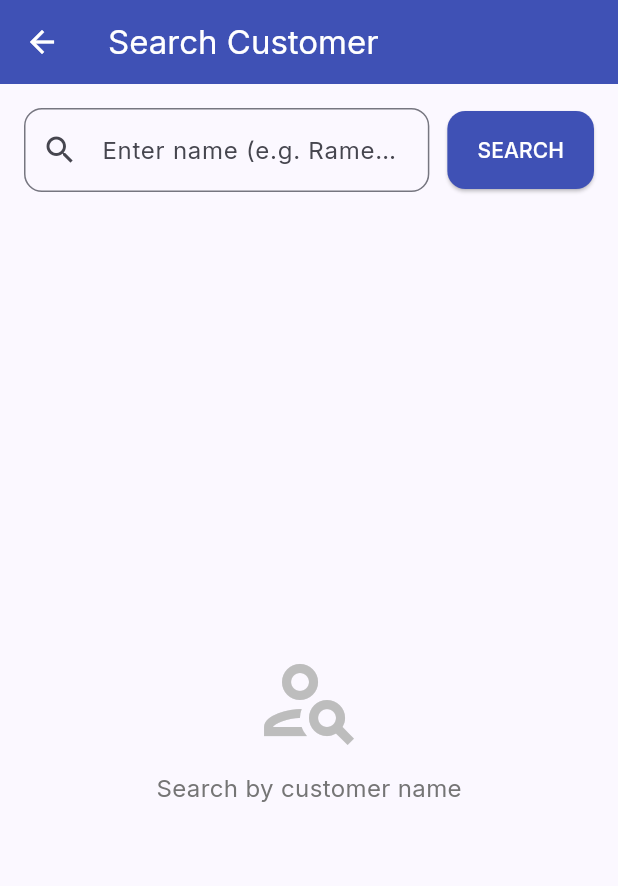
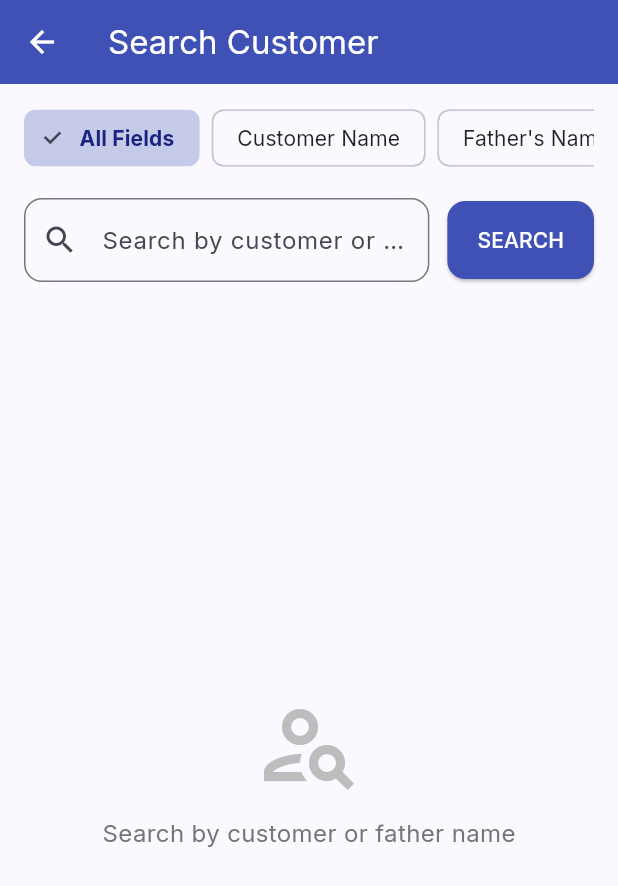
Before and after one commit to ritesh1429/customer-management-app, a Flutter app: the SearchCustomerScreen screen opened directly, on a phone screen of 412 x 824 dp. Shown: the top 886 px of the screen. Run offline on Flutter 3.47's test engine with Material 3 defaults, Android fonts, the phone set to English and light mode, and no system bars; our stand-ins replace google_fonts; accounts and stored records are empty; network calls fail.

Commit message:
Add search by father name filter option in backend and mobile/web app

```diff
--- a/customer_app/lib/screens/search_customer_screen.dart
+++ b/customer_app/lib/screens/search_customer_screen.dart
@@ -29,6 +29,7 @@ class _SearchCustomerScreenState extends State<SearchCustomerScreen> {
   final TextEditingController _searchController = TextEditingController();
   final ScrollController _scrollController = ScrollController();
 
+  String _searchField = 'all'; // 'all', 'name', 'father_name'
   List<Customer> _searchResults = [];
   List<_SearchListItem> _displayItems = [];
   final Map<String, int> _letterIndices = {};
@@ -49,7 +50,7 @@ class _SearchCustomerScreenState extends State<SearchCustomerScreen> {
     final query = _searchController.text.trim();
     if (query.isEmpty) {
       ScaffoldMessenger.of(context).showSnackBar(
-        const SnackBar(content: Text('Please enter a name to search')),
+        const SnackBar(content: Text('Please enter search text')),
       );
       return;
     }
@@ -61,7 +62,10 @@ class _SearchCustomerScreenState extends State<SearchCustomerScreen> {
     });
 
     try {
-      final results = await ApiService.searchCustomers(query);
+      final results = await ApiService.searchCustomers(
+        query,
+        searchField: _searchField,
+      );
       _processSearchResults(results);
     } catch (e) {
       setState(() {
@@ -140,6 +144,17 @@ class _SearchCustomerScreenState extends State<SearchCustomerScreen> {
     }
   }
 
+  String get _hintText {
+    switch (_searchField) {
+      case 'name':
+        return 'Enter customer name (e.g. Ramesh)';
+      case 'father_name':
+        return "Enter father's name (e.g. Suresh)";
+      default:
+        return 'Search by customer or father name...';
+    }
+  }
+
   @override
   Widget build(BuildContext context) {
     return Scaffold(
@@ -150,6 +165,65 @@ class _SearchCustomerScreenState extends State<SearchCustomerScreen> {
       ),
       body: Column(
         children: [
+          // Filter Chips: All, Customer Name, Father's Name
+          Padding(
+            padding: const EdgeInsets.only(left: 16.0, right: 16.0, top: 12.0),
+            child: SingleChildScrollView(
+              scrollDirection: Axis.horizontal,
+              child: Row(
+                children: [
+                  ChoiceChip(
+                    label: const Text('All Fields'),
+                    selected: _searchField == 'all',
+                    selectedColor: Colors.indigo.shade100,
+                    labelStyle: TextStyle(
+                      color: _searchField == 'all' ? Colors.indigo.shade900 : Colors.black87,
+                      fontWeight: _searchField == 'all' ? FontWeight.bold : FontWeight.normal,
+                    ),
+                    onSelected: (selected) {
+                      if (selected) {
+                        setState(() => _searchField = 'all');
+                        if (_searchController.text.isNotEmpty) _performSearch();
+                      }
+                    },
+                  ),
+                  const SizedBox(width: 8),
+                  ChoiceChip(
+                    label: const Text('Customer Name'),
+                    selected: _searchField == 'name',
+                    selectedColor: Colors.indigo.shade100,
+                    labelStyle: TextStyle(
+                      color: _searchField == 'name' ? Colors.indigo.shade900 : Colors.black87,
+                      fontWeight: _searchField == 'name' ? FontWeight.bold : FontWeight.normal,
+                    ),
+                    onSelected: (selected) {
+                      if (selected) {
+                        setState(() => _searchField = 'name');
+                        if (_searchController.text.isNotEmpty) _performSearch();
+                      }
+                    },
+                  ),
+                  const SizedBox(width: 8),
+                  ChoiceChip(
+                    label: const Text("Father's Name"),
+                    selected: _searchField == 'father_name',
+                    selectedColor: Colors.indigo.shade100,
+                    labelStyle: TextStyle(
+                      color: _searchField == 'father_name' ? Colors.indigo.shade900 : Colors.black87,
+                      fontWeight: _searchField == 'father_name' ? FontWeight.bold : FontWeight.normal,
+                    ),
+                    onSelected: (selected) {
+                      if (selected) {
+                        setState(() => _searchField = 'father_name');
+                        if (_searchController.text.isNotEmpty) _performSearch();
+                      }
+                    },
+                  ),
+                ],
+              ),
+            ),
+          ),
+
           // Search input bar
           Padding(
             padding: const EdgeInsets.all(16.0),
@@ -159,7 +233,7 @@ class _SearchCustomerScreenState extends State<SearchCustomerScreen> {
                   child: TextField(
                     controller: _searchController,
                     decoration: InputDecoration(
-                      hintText: 'Enter name (e.g. Ramesh)',
+                      hintText: _hintText,
                       prefixIcon: const Icon(Icons.search),
                       border: OutlineInputBorder(
                         borderRadius: BorderRadius.circular(12),
@@ -223,7 +297,11 @@ class _SearchCustomerScreenState extends State<SearchCustomerScreen> {
                                 Icon(Icons.person_search_outlined, size: 72, color: Colors.grey.shade400),
                                 const SizedBox(height: 12),
                                 Text(
-                                  'Search by customer name',
+                                  _searchField == 'father_name'
+                                      ? "Search by father's name"
+                                      : _searchField == 'name'
+                                          ? 'Search by customer name'
+                                          : 'Search by customer or father name',
                                   style: TextStyle(fontSize: 16, color: Colors.grey.shade600),
                                 ),
                               ],
--- a/customer_app/lib/services/api_service.dart
+++ b/customer_app/lib/services/api_service.dart
@@ -36,11 +36,16 @@ class ApiService {
     }
   }
 
-  // Search customers by name
-  static Future<List<Customer>> searchCustomers(String name, {String sortBy = 'name', String order = 'asc'}) async {
-    final encodedName = Uri.encodeComponent(name.trim());
+  // Search customers by name or father name
+  static Future<List<Customer>> searchCustomers(
+    String query, {
+    String searchField = 'all',
+    String sortBy = 'name',
+    String order = 'asc',
+  }) async {
+    final encodedQuery = Uri.encodeComponent(query.trim());
     final response = await http.get(
-      Uri.parse('$baseUrl/customers/search?name=$encodedName&sort_by=$sortBy&order=$order'),
+      Uri.parse('$baseUrl/customers/search?query=$encodedQuery&search_field=$searchField&sort_by=$sortBy&order=$order'),
       headers: _headers,
     );
 
```
Also changed, not shown: 5 other files.
